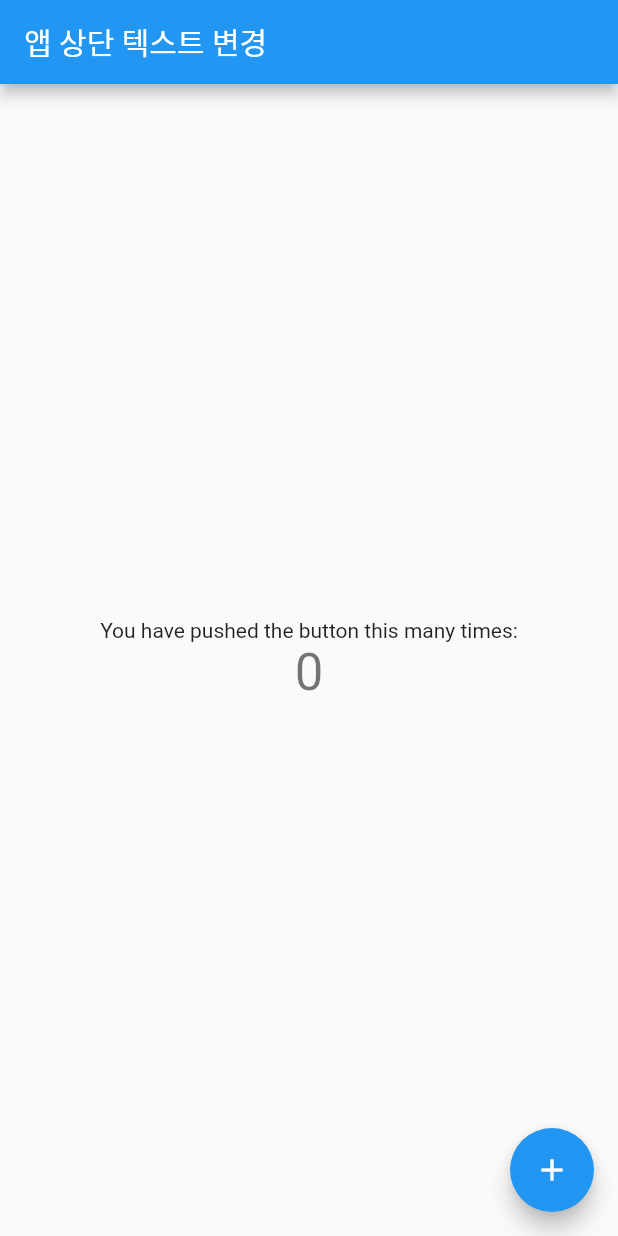
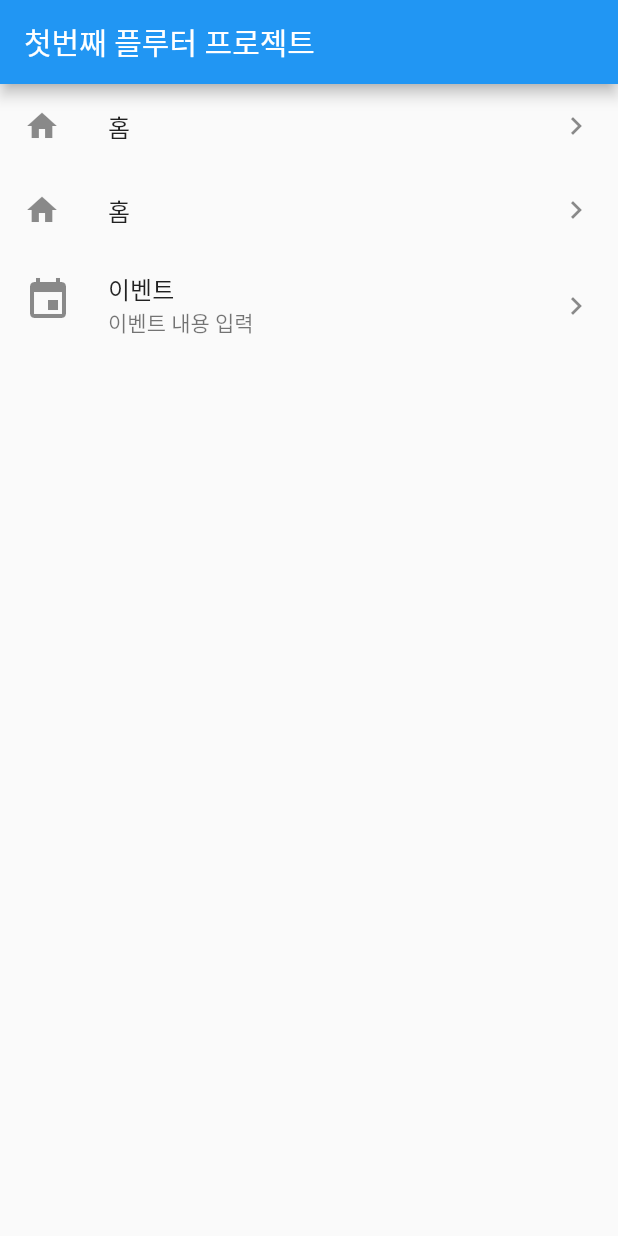
Before and after one commit to doyeooni/project1, a Flutter app: the screen it shows after launch, on a phone screen of 412 x 824 dp. Run offline on Flutter 3.47's test engine with Material 2 defaults, Android fonts, the phone set to English and light mode, and no system bars.

Commit message:
first commit

```diff
--- a/lib/main.dart
+++ b/lib/main.dart
@@ -24,7 +24,7 @@ class MyApp extends StatelessWidget {
         // is not restarted.
         primarySwatch: Colors.blue,
       ),
-      home: const MyHomePage(title: '앱 상단 텍스트 변경'),
+      home: const MyHomePage(title: '앱바 글자 바꾸기'),
     );
   }
 }
@@ -48,68 +48,44 @@ class MyHomePage extends StatefulWidget {
 }
 
 class _MyHomePageState extends State<MyHomePage> {
-  int _counter = 0;
-
-  void _incrementCounter() {
-    setState(() {
-      // This call to setState tells the Flutter framework that something has
-      // changed in this State, which causes it to rerun the build method below
-      // so that the display can reflect the updated values. If we changed
-      // _counter without calling setState(), then the build method would not be
-      // called again, and so nothing would appear to happen.
-      _counter++;
-    });
-  }
+  var _str = "터치 전입니다";
 
   @override
   Widget build(BuildContext context) {
-    // This method is rerun every time setState is called, for instance as done
-    // by the _incrementCounter method above.
-    //
-    // The Flutter framework has been optimized to make rerunning build methods
-    // fast, so that you can just rebuild anything that needs updating rather
-    // than having to individually change instances of widgets.
     return Scaffold(
-      appBar: AppBar(
-        // Here we take the value from the MyHomePage object that was created by
-        // the App.build method, and use it to set our appbar title.
-        title: Text(widget.title),
-      ),
-      body: Center(
-        // Center is a layout widget. It takes a single child and positions it
-        // in the middle of the parent.
-        child: Column(
-          // Column is also a layout widget. It takes a list of children and
-          // arranges them vertically. By default, it sizes itself to fit its
-          // children horizontally, and tries to be as tall as its parent.
-          //
-          // Invoke "debug painting" (press "p" in the console, choose the
-          // "Toggle Debug Paint" action from the Flutter Inspector in Android
-          // Studio, or the "Toggle Debug Paint" command in Visual Studio Code)
-          // to see the wireframe for each widget.
-          //
-          // Column has various properties to control how it sizes itself and
-          // how it positions its children. Here we use mainAxisAlignment to
-          // center the children vertically; the main axis here is the vertical
-          // axis because Columns are vertical (the cross axis would be
-          // horizontal).
-          mainAxisAlignment: MainAxisAlignment.center,
+        appBar: AppBar(
+          title: Text("첫번째 플루터 프로젝트"),
+        ),
+        body: ListView(
+          scrollDirection: Axis.vertical,
           children: <Widget>[
-            const Text(
-              'You have pushed the button this many times:',
+            ListTile(
+              leading: Icon(Icons.home),
+                title:Text("홈"),
+                trailing: Icon(Icons.navigate_next),
+                  onTap: () {
+                    print("홈 클릭");
+                  },
             ),
-            Text(
-              '$_counter',
-              style: Theme.of(context).textTheme.headline4,
+            ListTile(
+              leading: Icon(Icons.home),
+                title: Text("홈"),
+                trailing: Icon(Icons.navigate_next),
+                  onTap: (){
+                    print("홈 클릭");
+                  },
             ),
+            ListTile(
+              leading: Icon(Icons.event, size: 32.0),
+                title:Text("이벤트"),
+                subtitle: Text("이벤트 내용 입력"),
+                trailing: Icon(Icons.navigate_next),
+                onTap: (){
+                  print("이벤트");
+                },
+            )
           ],
-        ),
-      ),
-      floatingActionButton: FloatingActionButton(
-        onPressed: _incrementCounter,
-        tooltip: 'Increment',
-        child: const Icon(Icons.add),
-      ), // This trailing comma makes auto-formatting nicer for build methods.
+        )
     );
   }
 }
```
